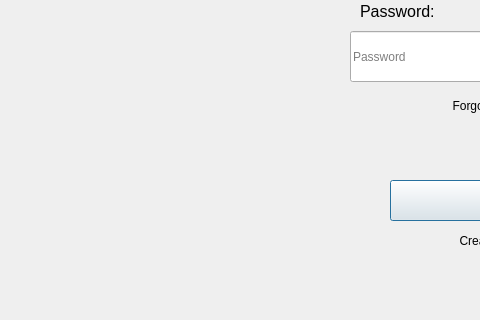
Old version of the form Main/client/gui/ui/login.ui in the repository SuperName3102/Final-Project; both pictures show x 0 to 480 and y 230 to 550 of the 1000 by 550 pixel window.
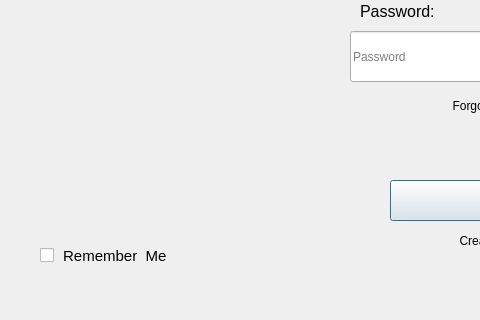
New version of the form.

Commit message: added option to save login

Diff of the .ui file:
```diff
--- a/Main/client/gui/ui/login.ui
+++ b/Main/client/gui/ui/login.ui
@@ -273,6 +273,24 @@
      <bool>true</bool>
     </property>
    </widget>
+   <widget class="QCheckBox" name="remember">
+    <property name="geometry">
+     <rect>
+      <x>40</x>
+      <y>475</y>
+      <width>261</width>
+      <height>21</height>
+     </rect>
+    </property>
+    <property name="font">
+     <font>
+      <pointsize>11</pointsize>
+     </font>
+    </property>
+    <property name="text">
+     <string> Remember  Me</string>
+    </property>
+   </widget>
   </widget>
   <widget class="QStatusBar" name="statusbar"/>
  </widget>
```
The commit also changes 19 other files.
